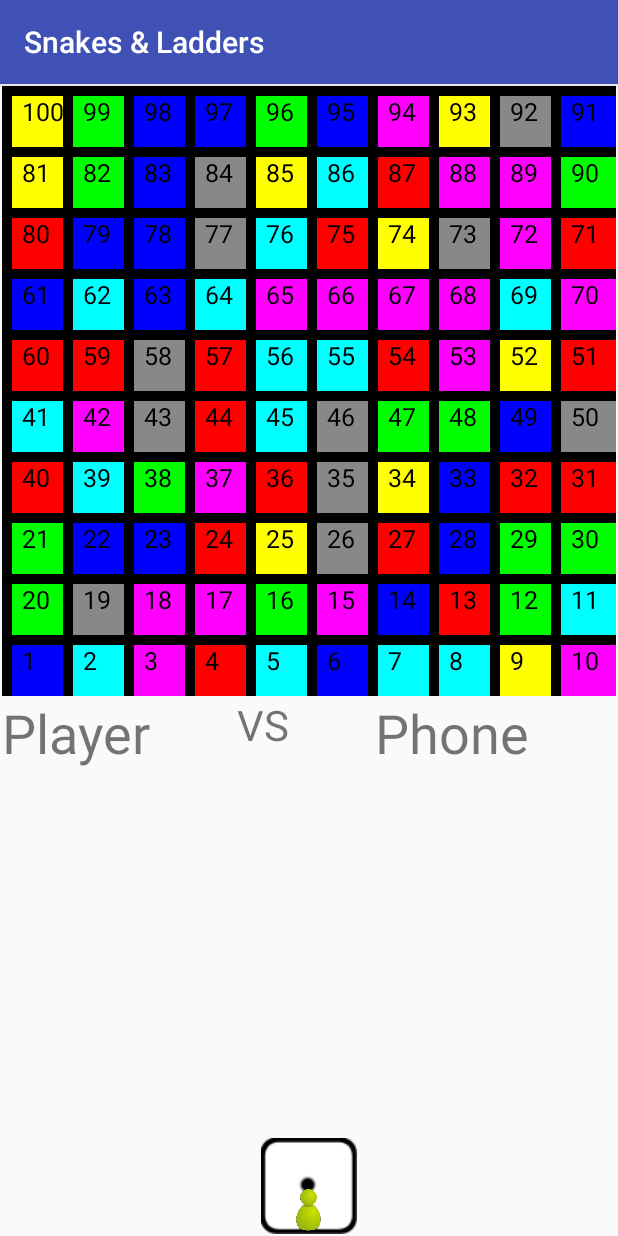
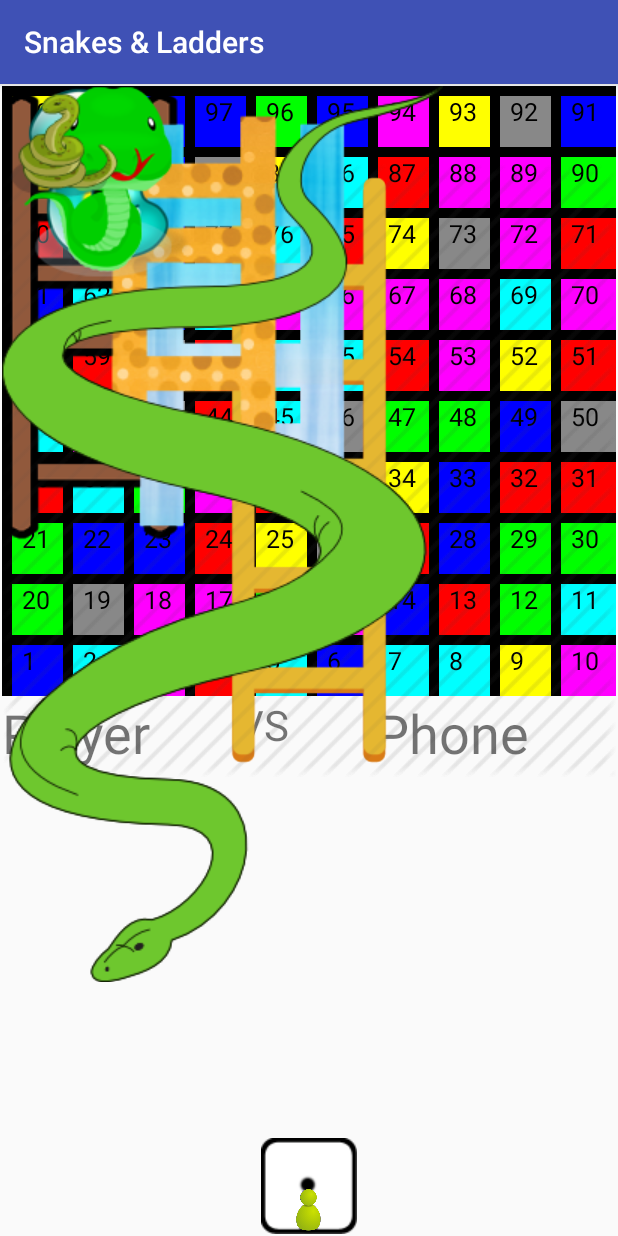
Before and after one commit to itmrm/SnakesAndLadders, an Android app: the GameActivity screen opened directly, with no data from a screen before it, on a phone screen of 412 x 824 dp. Run offline under Robolectric (Android 15) with nearby library versions, the phone set to English and light mode, and no system bars.

Commit message:
Snakes and Ladders Images.

```diff
--- a/app/src/main/java/com/eyalin/snakes/BL/Game.java
+++ b/app/src/main/java/com/eyalin/snakes/BL/Game.java
@@ -38,14 +38,12 @@ public class Game implements AbsGame {
         Log.i(tag, "Start play turn of " + turn + ", Num of steps: " + steps);
         int place = mPlayers[turn].getPlace() + steps;
         Log.i(tag, "Place: " + place);
-        if(place == 99) {
-            updateSteps(place);
+        if(place >= 99) {
+            updateSteps(99);
             updateWin();
             return;
         }
         else {
-            if (place > 99)
-                place = 198 - place;
             updateSteps(place);
             mPlayers[turn].setPlace(place);
             Shortcut shortcut = board.getTile(place).getShortcut();
--- a/app/src/main/java/com/eyalin/snakes/BL/GameFollower.java
+++ b/app/src/main/java/com/eyalin/snakes/BL/GameFollower.java
@@ -26,13 +26,11 @@ public class GameFollower implements AbsGame {
         Log.i(tag, "Start play turn of " + turn + ", Num of steps: " + steps);
         int place = mPlayers[turn].getPlace() + steps;
         Log.i(tag, "Place: " + place);
-        if (place == 99) {
-            updateSteps(place);
+        if (place >= 99) {
+            updateSteps(99);
             updateWin();
             return;
         } else {
-            if (place > 99)
-                place = 198 - place;
             updateSteps(place);
             mPlayers[turn].setPlace(place);
             Shortcut shortcut = board.getTile(place).getShortcut();
--- a/app/src/main/java/com/eyalin/snakes/GameActivity.java
+++ b/app/src/main/java/com/eyalin/snakes/GameActivity.java
@@ -51,7 +51,7 @@ public class GameActivity extends AppCompatActivity implements GameListener,
     private AnimationDrawable rollAnimation;
     private int player;
     private ShortcutManager shortcuts;
-    private ShortcutView[] shortcutImages;
+    private ImageView[] shortcutImages;
     private boolean gameStarted = false;
     private boolean shortsInplace;
     private boolean pawnInPlace;
@@ -162,15 +162,23 @@ public class GameActivity extends AppCompatActivity implements GameListener,
     }
 
     private void setShortcuts() {
-        shortcutImages = new ShortcutView[8];
-        shortcutImages[0] = (ShortcutView) findViewById(R.id.shortcut0);
-        shortcutImages[1] = (ShortcutView) findViewById(R.id.shortcut1);
-        shortcutImages[2] = (ShortcutView) findViewById(R.id.shortcut2);
-        shortcutImages[3] = (ShortcutView) findViewById(R.id.shortcut3);
-        shortcutImages[4] = (ShortcutView) findViewById(R.id.shortcut4);
-        shortcutImages[5] = (ShortcutView) findViewById(R.id.shortcut5);
-        shortcutImages[6] = (ShortcutView) findViewById(R.id.shortcut6);
-        shortcutImages[7] = (ShortcutView) findViewById(R.id.shortcut7);
+        shortcutImages = new ImageView[16];
+        shortcutImages[0] = (ImageView) findViewById(R.id.shortcut0);
+        shortcutImages[1] = (ImageView) findViewById(R.id.shortcut1);
+        shortcutImages[2] = (ImageView) findViewById(R.id.shortcut2);
+        shortcutImages[3] = (ImageView) findViewById(R.id.shortcut3);
+        shortcutImages[4] = (ImageView) findViewById(R.id.shortcut4);
+        shortcutImages[5] = (ImageView) findViewById(R.id.shortcut5);
+        shortcutImages[6] = (ImageView) findViewById(R.id.shortcut6);
+        shortcutImages[7] = (ImageView) findViewById(R.id.shortcut7);
+        shortcutImages[8] = (ImageView) findViewById(R.id.shortcut8);
+        shortcutImages[9] = (ImageView) findViewById(R.id.shortcut9);
+        shortcutImages[10] = (ImageView) findViewById(R.id.shortcut10);
+        shortcutImages[11] = (ImageView) findViewById(R.id.shortcut11);
+        shortcutImages[12] = (ImageView) findViewById(R.id.shortcut12);
+        shortcutImages[13] = (ImageView) findViewById(R.id.shortcut13);
+        shortcutImages[14] = (ImageView) findViewById(R.id.shortcut14);
+        shortcutImages[15] = (ImageView) findViewById(R.id.shortcut15);
     }
 
     @Override
--- a/app/src/main/res/layout/activity_game.xml
+++ b/app/src/main/res/layout/activity_game.xml
@@ -66,38 +66,86 @@
         android:layout_alignParentBottom="true"
         android:layout_centerHorizontal="true" />
 
-    <com.eyalin.snakes.UI.ShortcutView
+    <ImageView
         android:layout_width="wrap_content"
         android:layout_height="wrap_content"
-        android:id="@+id/shortcut0" />
-    <com.eyalin.snakes.UI.ShortcutView
+        android:id="@+id/shortcut0"
+        android:src="@drawable/ladder"/>
+    <ImageView
         android:layout_width="wrap_content"
         android:layout_height="wrap_content"
-        android:id="@+id/shortcut1" />
-    <com.eyalin.snakes.UI.ShortcutView
+        android:id="@+id/shortcut1"
+        android:src="@drawable/ladder_1"/>
+    <ImageView
         android:layout_width="wrap_content"
         android:layout_height="wrap_content"
-        android:id="@+id/shortcut2" />
-    <com.eyalin.snakes.UI.ShortcutView
+        android:id="@+id/shortcut2"
+        android:src="@drawable/ladder_2"/>
+    <ImageView
         android:layout_width="wrap_content"
         android:layout_height="wrap_content"
-        android:id="@+id/shortcut3" />
-    <com.eyalin.snakes.UI.ShortcutView
+        android:id="@+id/shortcut3"
+        android:src="@drawable/ladder_3"/>
+    <ImageView
         android:layout_width="wrap_content"
         android:layout_height="wrap_content"
-        android:id="@+id/shortcut4" />
-    <com.eyalin.snakes.UI.ShortcutView
+        android:id="@+id/shortcut4"
+        android:src="@drawable/snake"/>
+    <ImageView
         android:layout_width="wrap_content"
         android:layout_height="wrap_content"
-        android:id="@+id/shortcut5" />
-    <com.eyalin.snakes.UI.ShortcutView
+        android:id="@+id/shortcut5"
+        android:src="@drawable/snake_1"/>
+    <ImageView
         android:layout_width="wrap_content"
         android:layout_height="wrap_content"
-        android:id="@+id/shortcut6" />
-    <com.eyalin.snakes.UI.ShortcutView
+        android:id="@+id/shortcut6"
+        android:src="@drawable/snake_2"/>
+    <ImageView
         android:layout_width="wrap_content"
         android:layout_height="wrap_content"
-        android:id="@+id/shortcut7" />
+        android:id="@+id/shortcut7"
+        android:src="@drawable/snake_3"/>
+    <ImageView
+        android:layout_width="wrap_content"
+        android:layout_height="wrap_content"
+        android:id="@+id/shortcut8"
+        android:src="@drawable/ladder"/>
+    <ImageView
+        android:layout_width="wrap_content"
+        android:layout_height="wrap_content"
+        android:id="@+id/shortcut9"
+        android:src="@drawable/ladder_1"/>
+    <ImageView
+        android:layout_width="wrap_content"
+        android:layout_height="wrap_content"
+        android:id="@+id/shortcut10"
+        android:src="@drawable/ladder_2"/>
+    <ImageView
+        android:layout_width="wrap_content"
+        android:layout_height="wrap_content"
+        android:id="@+id/shortcut11"
+        android:src="@drawable/ladder_3"/>
+    <ImageView
+        android:layout_width="wrap_content"
+        android:layout_height="wrap_content"
+        android:id="@+id/shortcut12"
+        android:src="@drawable/snake"/>
+    <ImageView
+        android:layout_width="wrap_content"
+        android:layout_height="wrap_content"
+        android:id="@+id/shortcut13"
+        android:src="@drawable/snake_1"/>
+    <ImageView
+        android:layout_width="wrap_content"
+        android:layout_height="wrap_content"
+        android:id="@+id/shortcut14"
+        android:src="@drawable/snake_2"/>
+    <ImageView
+        android:layout_width="wrap_content"
+        android:layout_height="wrap_content"
+        android:id="@+id/shortcut15"
+        android:src="@drawable/snake_3"/>
 
     <ImageView
         android:layout_width="30dp"
```
Also changed, not shown: app/src/main/java/com/eyalin/snakes/UI/ShortcutManager.java (+22 -16 lines), app/src/main/res/drawable/ladder_1.png (added), app/src/main/res/drawable/ladder_2.png (added), app/src/main/res/drawable/ladder_3.png (added), app/src/main/res/drawable/snake_1.png (added), app/src/main/res/drawable/snake_2.png (added), app/src/main/res/drawable/snake_3.png (added).
